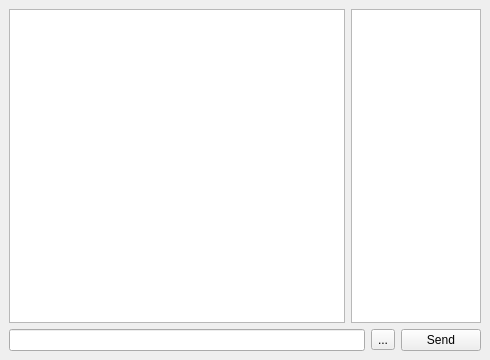
xmpp-graveyard/jabbim, file groupchatwidget.ui: the form before one commit.
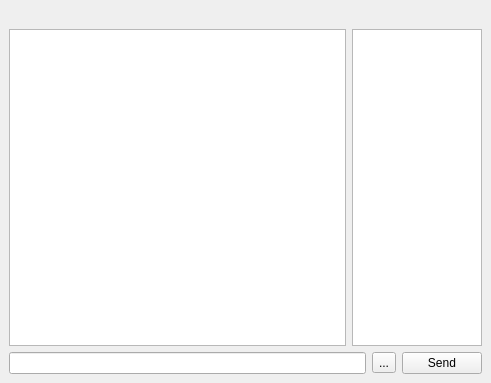
The form after the commit. Icons and pictures are not drawn.

Diff of the .ui file:
```diff
--- a/groupchatwidget.ui
+++ b/groupchatwidget.ui
@@ -5,8 +5,8 @@
    <rect>
     <x>0</x>
     <y>0</y>
-    <width>490</width>
-    <height>360</height>
+    <width>491</width>
+    <height>383</height>
    </rect>
   </property>
   <property name="focusPolicy" >
@@ -22,7 +22,20 @@
    <property name="spacing" >
     <number>6</number>
    </property>
-   <item row="0" column="1" >
+   <item row="0" column="0" colspan="2" >
+    <widget class="QLabel" name="info" >
+     <property name="maximumSize" >
+      <size>
+       <width>16777215</width>
+       <height>37</height>
+      </size>
+     </property>
+     <property name="wordWrap" >
+      <bool>true</bool>
+     </property>
+    </widget>
+   </item>
+   <item row="1" column="1" >
     <widget class="QListWidget" name="listWidget" >
      <property name="maximumSize" >
       <size>
@@ -32,14 +45,14 @@
      </property>
     </widget>
    </item>
-   <item row="0" column="0" >
+   <item row="1" column="0" >
     <widget class="QTextEdit" name="textEdit" >
      <property name="readOnly" >
       <bool>true</bool>
      </property>
     </widget>
    </item>
-   <item row="1" column="0" colspan="2" >
+   <item row="2" column="0" colspan="2" >
     <layout class="QHBoxLayout" >
      <property name="margin" >
       <number>0</number>
```
